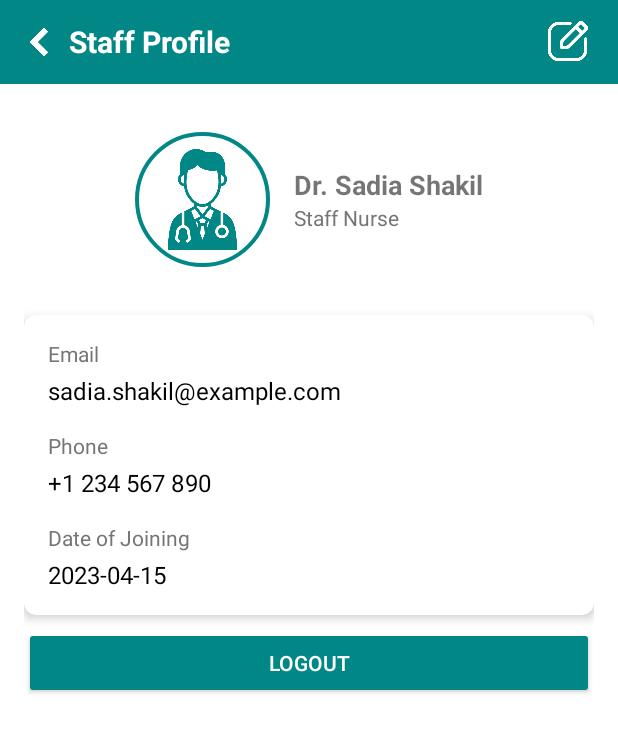
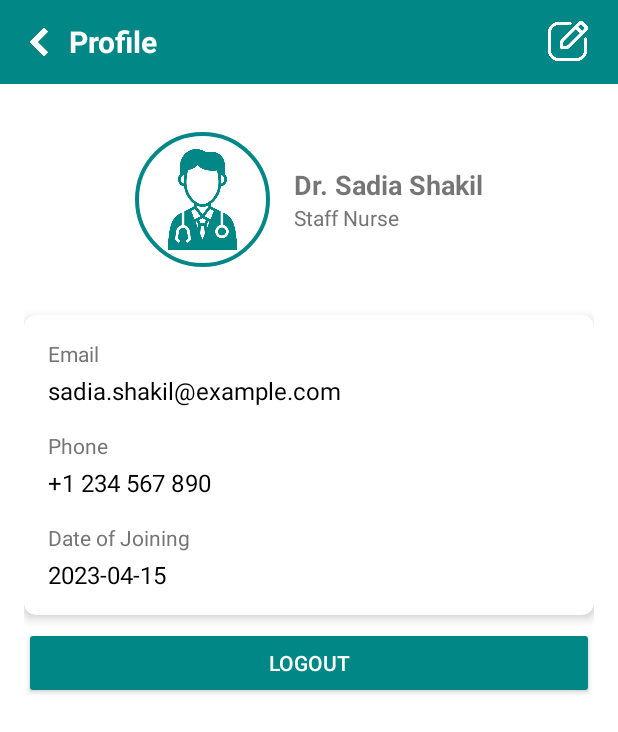
Before and after one commit to iamsadiashakil/StaffApp, an Android app: the ProfileActivity screen opened directly, with no data from a screen before it, on a phone screen of 412 x 824 dp. Shown: the top 732 px of the screen. Run offline under Robolectric (Android 15) with nearby library versions, the phone set to English and light mode, and no system bars.

Commit message:
fixed version issue

```diff
--- a/app/src/main/res/layout/activity_profile.xml
+++ b/app/src/main/res/layout/activity_profile.xml
@@ -32,7 +32,7 @@
             android:layout_centerVertical="true"
             android:layout_marginStart="10dp"
             android:layout_toEndOf="@+id/back_button"
-            android:text="Staff Profile"
+            android:text="Profile"
             android:textColor="@color/white"
             android:textSize="20sp"
             android:textStyle="bold" />
```
Also changed, not shown: 1 other file.
